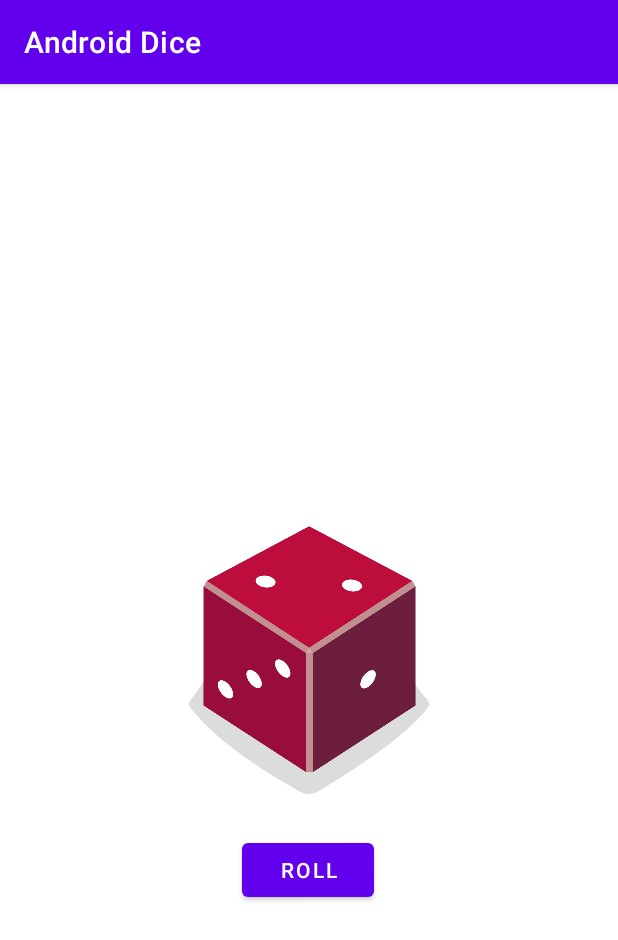
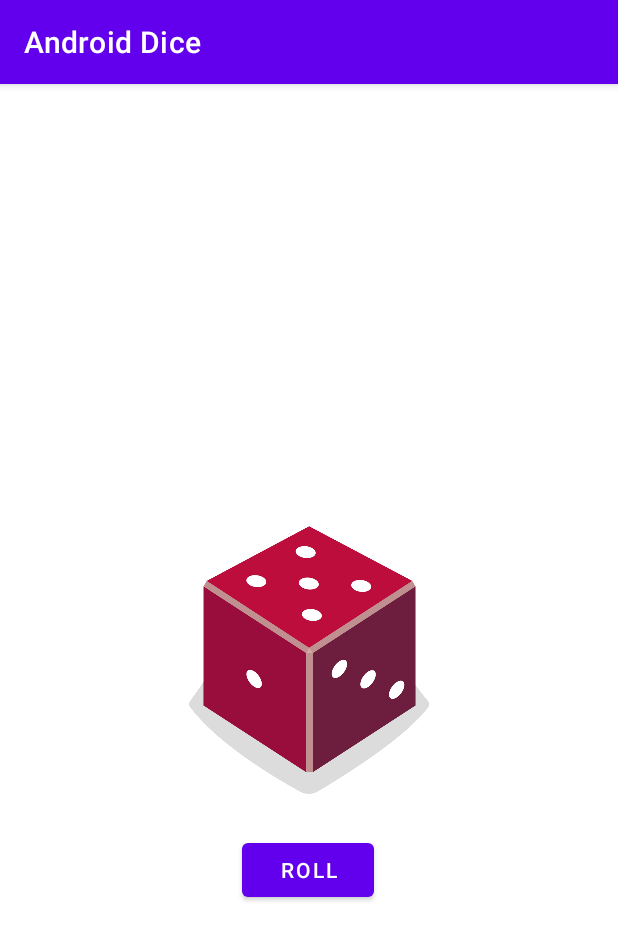
Before and after one commit to sophiet18/android-dice, an Android app: the screen it shows after launch (MainActivity), after a tap on "ROLL", on a phone screen of 412 x 824 dp. Shown: the top 940 px of the screen. Run offline under Robolectric (Android 15) with nearby library versions, the phone set to English and light mode, and no system bars.

Commit message:
set which image to show according to dice roll result

```diff
--- a/app/src/main/java/com/example/newdice/MainActivity.kt
+++ b/app/src/main/java/com/example/newdice/MainActivity.kt
@@ -23,16 +23,24 @@ class MainActivity : AppCompatActivity() {
     private fun rollDice() {
 //    create new dice with 6 sides and roll it
         val dice = Dice(6)
+        val diceRoll = dice.roll()
+        val diceImage: ImageView = findViewById(R.id.imageView2)
         //    update screen with dice roll
-        val diceImage: ImageView = findViewById(R.id.imageView2)
-        diceImage.setImageResource(R.drawable.dice_2)
+        when(diceRoll){
+            1 -> diceImage.setImageResource(R.drawable.dice_1)
+            2 -> diceImage.setImageResource(R.drawable.dice_2)
+            3 -> diceImage.setImageResource(R.drawable.dice_3)
+            4 -> diceImage.setImageResource(R.drawable.dice_4)
+            5 -> diceImage.setImageResource(R.drawable.dice_5)
+            6 -> diceImage.setImageResource(R.drawable.dice_6)
+        }
 
             }
 }
 
 class Dice(val numSides: Int) {
     //   if numSides was a private val, it would only be accessible in the dice class
-    fun smollRoll(): Int {
+    fun roll(): Int {
         return (1..numSides).random()
     }
 }
```
